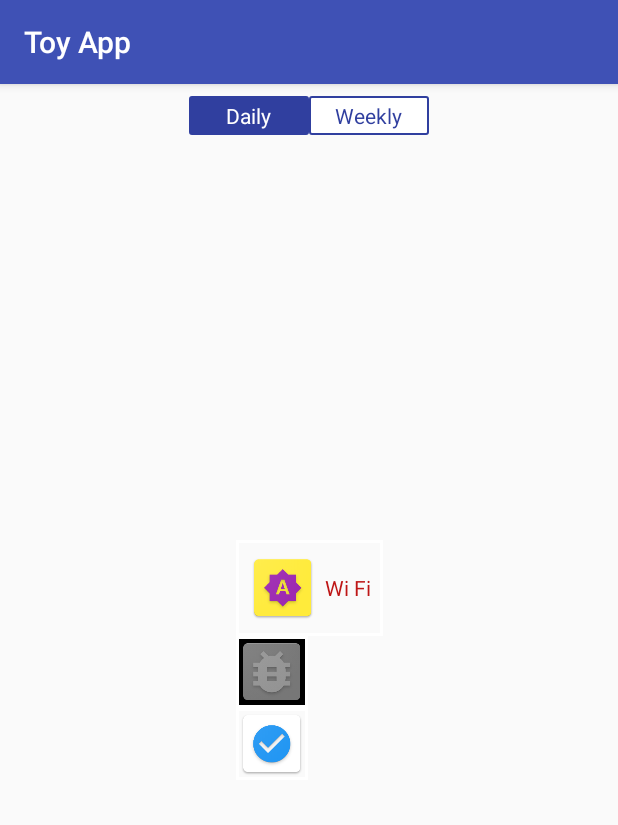
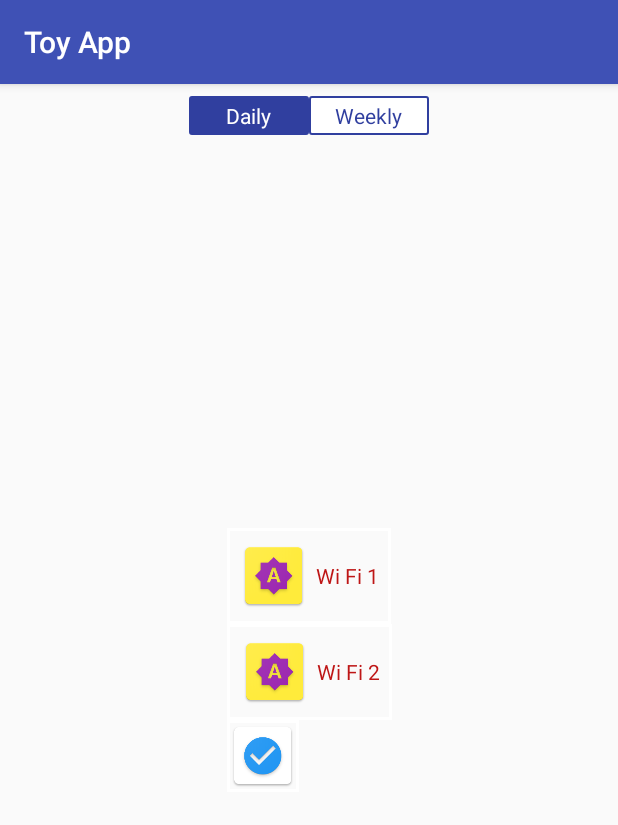
Before and after one commit to omega9999/ToyApp, an Android app: the CustomRadioButtonActivity screen opened directly, with no data from a screen before it, on a phone screen of 412 x 824 dp. Shown: the top 825 px of the screen. Run offline under Robolectric (Android 15) with nearby library versions, the light colour scheme and no system bars; our stand-ins replace sdp/ssp sizes.

Commit message:
disabled button replaced with textview with listener

```diff
--- a/app/src/main/java/com/example/android/toyapp/activity/CustomRadioButtonActivity.java
+++ b/app/src/main/java/com/example/android/toyapp/activity/CustomRadioButtonActivity.java
@@ -31,30 +31,33 @@ public class CustomRadioButtonActivity extends AppCompatActivity {
     protected void onResume() {
         super.onResume();
 
-        final List<RadioButton> list = new ArrayList<>();
+        final List<View> list = new ArrayList<>();
         list.add(findViewById(R.id.radio1));
         list.add(findViewById(R.id.radio2));
         list.add(findViewById(R.id.radio3));
         list.add(findViewById(R.id.radio4));
 
-        disable(list.get(2));
+        list.get(2).setOnClickListener(v -> Toast.makeText(CustomRadioButtonActivity.this, "OnClickListener: Click on radio button disabled", Toast.LENGTH_SHORT).show());
+        //disable(list.get(2));
         hidden(list.get(1));
     }
 
+    /*
     //TODO implement better: greyscale and message when clicked, but do not change state
     private void disable(@NonNull final RadioButton radioButton) {
         final ColorMatrix matrix = new ColorMatrix();
         matrix.setSaturation(0);  //0 means grayscale
         final ColorMatrixColorFilter cf = new ColorMatrixColorFilter(matrix);
         radioButton.setEnabled(false);
-        radioButton.setClickable(true);
-        radioButton.setFocusable(true);
         radioButton.getBackground().setColorFilter(cf);
-        radioButton.setOnClickListener(v -> Toast.makeText(CustomRadioButtonActivity.this, "OnClickListener: Click on radio button disabled", Toast.LENGTH_SHORT).show());
+        //radioButton.setOnClickListener(v -> Toast.makeText(CustomRadioButtonActivity.this, "OnClickListener: Click on radio button disabled", Toast.LENGTH_SHORT).show());
+
         radioButton.setOnTouchListener((v,t) -> {Toast.makeText(CustomRadioButtonActivity.this, "OnTouchListener: Click on radio button disabled", Toast.LENGTH_SHORT).show();radioButton.performClick();return true;});
     }
 
-    private void hidden(@NonNull final RadioButton radioButton) {
+     */
+
+    private void hidden(@NonNull final View radioButton) {
         radioButton.setVisibility(View.GONE);
     }
 }
--- a/app/src/main/res/layout/activity_custom_radio_button.xml
+++ b/app/src/main/res/layout/activity_custom_radio_button.xml
@@ -37,7 +37,7 @@
             android:drawableStart="@drawable/radio_button_1_image"
             android:drawablePadding="4dp"
             android:textColor="@color/radio_flat_text_selector_1"
-            android:text="Wi Fi"/>
+            android:text="Wi Fi 1"/>
 
         <RadioButton
             android:id="@+id/radio2"
@@ -50,16 +50,18 @@
             android:gravity="center"
             android:padding="8dp" />
 
-        <RadioButton
+        <TextView
             android:id="@+id/radio3"
             android:layout_width="wrap_content"
             android:layout_height="wrap_content"
-            android:background="@drawable/radio_button_3"
+            android:background="@drawable/radio_button_1_background"
             android:button="@android:color/transparent"
-            android:clickable="true"
-            android:focusable="true"
             android:gravity="center"
-            android:padding="8dp" />
+            android:padding="8dp"
+            android:drawableStart="@drawable/radio_button_1_image"
+            android:drawablePadding="4dp"
+            android:textColor="@color/radio_flat_text_selector_1"
+            android:text="Wi Fi 2"/>
 
         <RadioButton
             android:id="@+id/radio4"
```
